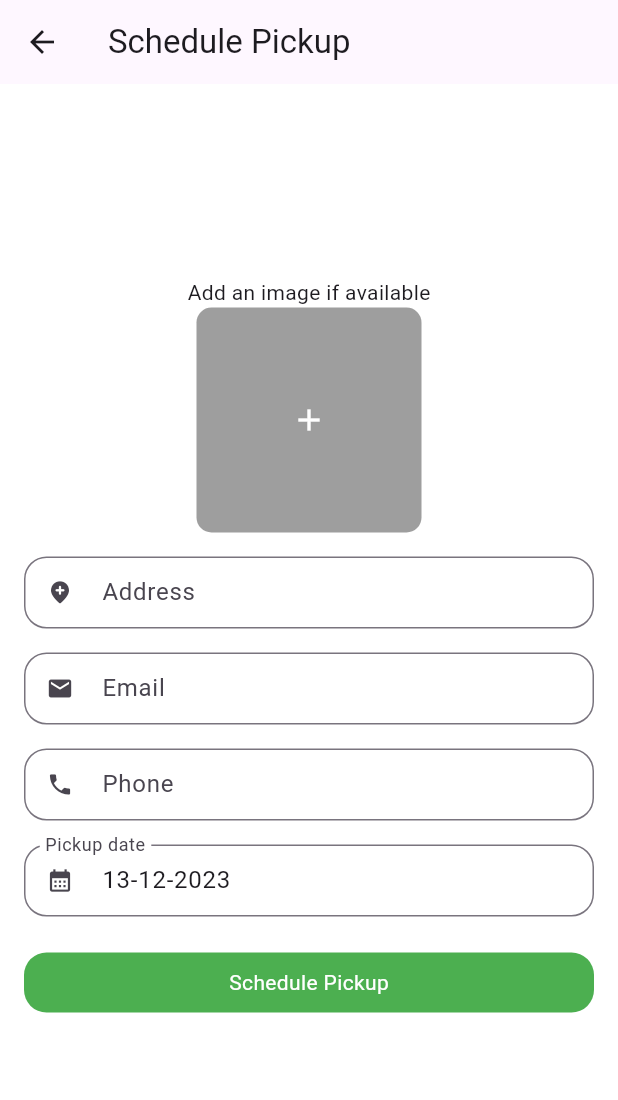
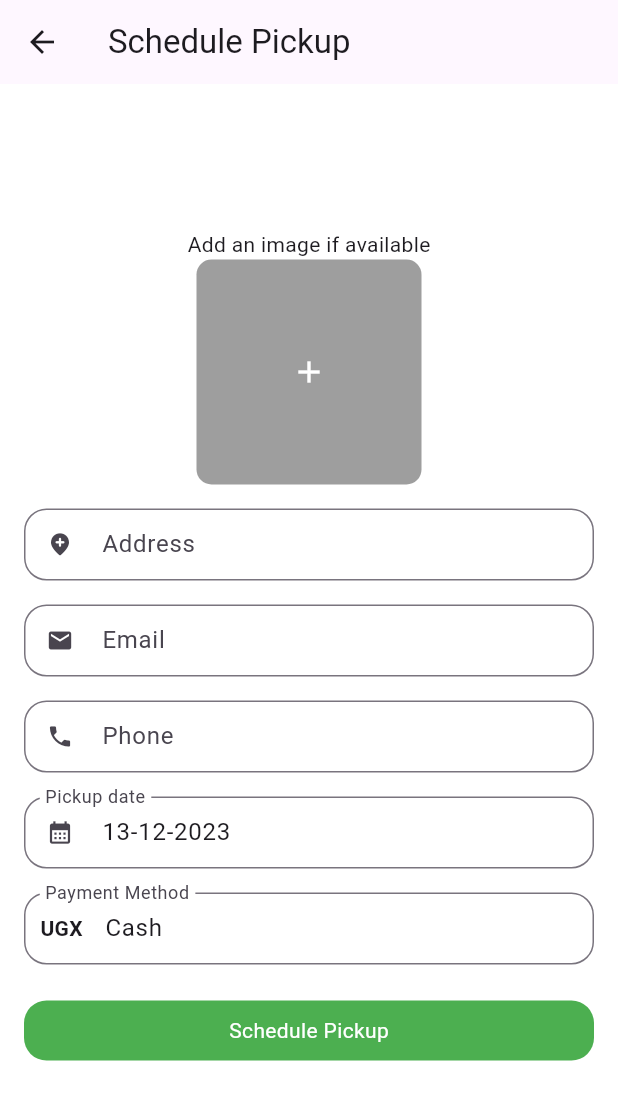
Before and after one commit to PeruthAshaba/UrbanEcoFlowApp, a Flutter app: the AppointmentListPage screen opened directly, after a tap on "Schedule Pickup", on a phone screen of 412 x 824 dp. Shown: the top 1100 px of the screen. Run offline on Flutter 3.47's test engine with Material 3 defaults, Android fonts, the light colour scheme and no system bars; our stand-ins replace cached_network_image, cloud_firestore, dartz, equatable, firebase_auth, firebase_core and 4 more; accounts and stored records are empty; network calls fail.

Commit message:
Changes before presentation, payment method, message after pickup

```diff
--- /dev/null
+++ b/urbanecoflow/devtools_options.yaml
@@ -0,0 +1 @@
+extensions:
--- a/urbanecoflow/lib/pages/Homepage.dart
+++ b/urbanecoflow/lib/pages/Homepage.dart
@@ -55,7 +55,7 @@ class MyHomePage extends StatelessWidget {
           AppButtonWidget(
             onTap: () {
               Navigator.of(context).push(MaterialPageRoute(
-                  builder: (context) => const AddAppointmentPage()));
+                  builder: (context) => const AppointmentListPage()));
               // Navigator.push(
               //   context,
               //   MaterialPageRoute(builder: (context) => const PickupScreen()),
--- a/urbanecoflow/lib/pages/appointment_page.dart
+++ b/urbanecoflow/lib/pages/appointment_page.dart
@@ -22,16 +22,7 @@ class AppointmentListPage extends ConsumerWidget {
   Widget build(BuildContext context, WidgetRef ref) {
     final allAppointmentsState = ref.watch(allAppointmentsProvider);
     final appointmentCRUDState = ref.watch(appointmentCRUDProvider);
-    ref.listen(appointmentCRUDProvider, (previous, next) async {
-      if (next.status == Status.loaded) {
-        ref.invalidate(allAppointmentsProvider);
-      }
-      if (next.status == Status.error) {
-        Fluttertoast.cancel();
-        Fluttertoast.showToast(
-            msg: next.message ?? 'An error occurred !', timeInSecForIosWeb: 6);
-      }
-    });
+
     return Scaffold(
       appBar: AppBar(
         title: const Text('My Appointments'),
@@ -53,9 +44,19 @@ class AppointmentListPage extends ConsumerWidget {
       ),
       floatingActionButton: FloatingActionButton.extended(
           backgroundColor: primaryColor,
-          onPressed: () {
-            Navigator.of(context).push(MaterialPageRoute(
+          onPressed: () async {
+            var pick = await Navigator.of(context).push<bool>(MaterialPageRoute(
                 builder: (context) => const AddAppointmentPage()));
+            print(pick);
+            print('=====================================');
+            if (pick == true) {
+              _showMaterialBanner(context);
+              //     Fluttertoast.cancel();
+              // Fluttertoast.showToast(
+              //     msg:
+              //         'Thank you for choosing Urban Eco Flow App, we are going to contact you soon',
+              //     timeInSecForIosWeb: 6);
+            }
           },
           label: const Text('Schedule Pickup',
               style: TextStyle(color: whiteColor)),
@@ -91,6 +92,29 @@ class AppointmentListPage extends ConsumerWidget {
       ),
     );
   }
+
+  void _showMaterialBanner(BuildContext context) {
+    final banner = MaterialBanner(
+      padding: const EdgeInsets.all(10),
+      content: const Text(
+          'Thank you for choosing Urban Eco Flow App, we are going to contact you soon',
+          textAlign: TextAlign.center,
+          style: TextStyle(color: whiteColor)),
+      leading: const Icon(Icons.info, color: whiteColor),
+      backgroundColor: primaryColor,
+      actions: [
+        TextButton(
+          onPressed: () {
+            ScaffoldMessenger.of(context).hideCurrentMaterialBanner();
+          },
+          child: const Text('OK'),
+        ),
+      ],
+    );
+
+    // Show the material banner
+    ScaffoldMessenger.of(context).showMaterialBanner(banner);
+  }
 }
 
 class AppointmentDetailsPage extends StatelessWidget {
@@ -100,7 +124,6 @@ class AppointmentDetailsPage extends StatelessWidget {
 
   @override
   Widget build(BuildContext context) {
-    print(appointment.image);
     return Scaffold(
       appBar: AppBar(
         title: const Text('Appointment Details'),
@@ -126,6 +149,8 @@ class AppointmentDetailsPage extends StatelessWidget {
             const SizedBox(height: 10),
             Text('Status : ${appointment.picked ? 'Picked' : 'Pending'}'),
             const SizedBox(height: 10),
+            // const Text('Amount : UGX 2,000'),
+            // const SizedBox(height: 10),
             const Text('Contact Information',
                 style: TextStyle(fontWeight: FontWeight.bold, fontSize: 18)),
             const SizedBox(height: 20),
@@ -172,7 +197,17 @@ class _AddPageState extends ConsumerState<AddAppointmentPage> {
   @override
   Widget build(BuildContext context) {
     final appointmentCRUDState = ref.watch(appointmentCRUDProvider);
-
+    ref.listen(appointmentCRUDProvider, (previous, next) async {
+      if (next.status == Status.loaded) {
+        ref.invalidate(allAppointmentsProvider);
+        Navigator.of(context).pop(true);
+      }
+      if (next.status == Status.error) {
+        Fluttertoast.cancel();
+        Fluttertoast.showToast(
+            msg: next.message ?? 'An error occurred !', timeInSecForIosWeb: 6);
+      }
+    });
     return Scaffold(
       appBar: AppBar(
         title: const Text('Schedule Pickup'),
@@ -298,6 +333,22 @@ class _AddPageState extends ConsumerState<AddAppointmentPage> {
                       return null;
                     },
                   ),
+                  const SizedBox(height: 16.0),
+                  TextFieldWidget(
+                      readOnly: true,
+                      label: 'Payment Method',
+                      initialValue: 'Cash',
+                      key: UniqueKey(),
+                      prefixIcon: const SizedBox(
+                          width: 50,
+                          child: Center(
+                              child: Padding(
+                            padding: EdgeInsets.all(5),
+                            child: Text(
+                              'UGX',
+                              style: TextStyle(fontWeight: FontWeight.bold),
+                            ),
+                          )))),
                   const SizedBox(height: 24.0),
                   AppButtonWidget(
                       borderRadius: 15,
```
